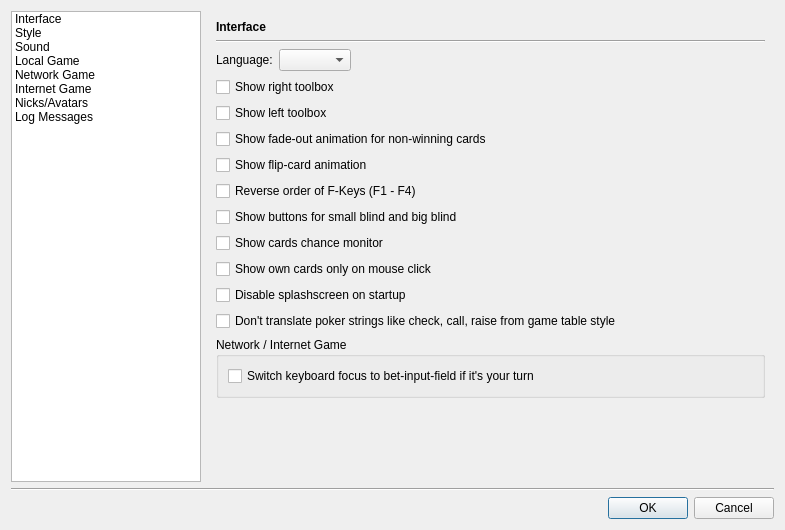
pokerth/pokerth, file src/gui/qt/settingsdialog.ui: the form before one commit.
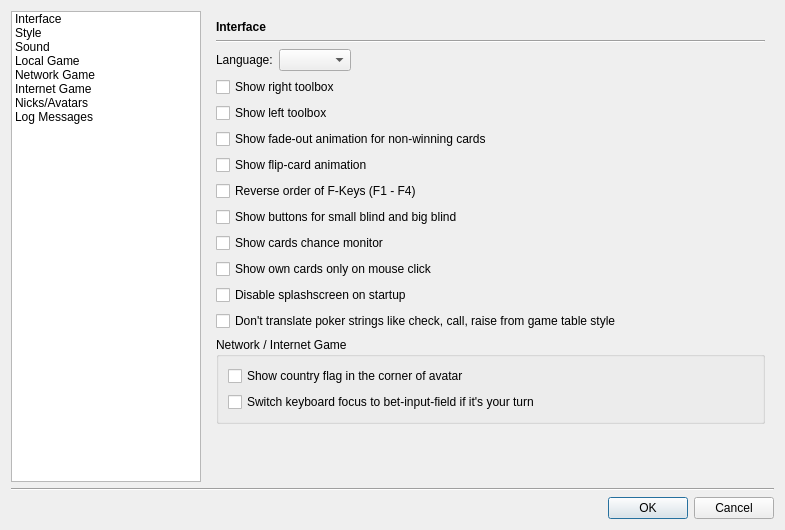
The form after the commit. Icons and pictures are not drawn. Custom widgets are drawn as their Qt base class.

Commit message: optional add country flag to avatar feature (thx to drull)

What changed in the file:
```diff
--- a/src/gui/qt/settingsdialog.ui
+++ b/src/gui/qt/settingsdialog.ui
@@ -256,13 +256,20 @@
             <string>Network / Internet Game</string>
            </property>
            <layout class="QGridLayout">
-            <item row="0" column="0">
+            <item row="1" column="0">
              <widget class="QCheckBox" name="checkBox_enableBetInputFocusSwitch">
               <property name="text">
                <string>Switch keyboard focus to bet-input-field if it's your turn</string>
               </property>
              </widget>
             </item>
+            <item row="0" column="0">
+             <widget class="QCheckBox" name="checkBox_showCountryFlagInAvatar">
+              <property name="text">
+               <string>Show country flag in the corner of avatar</string>
+              </property>
+             </widget>
+            </item>
            </layout>
           </widget>
          </item>
```
Left out of the diff: 9 changed lines with no effect on the pictures. The commit also changes 5 other files.
